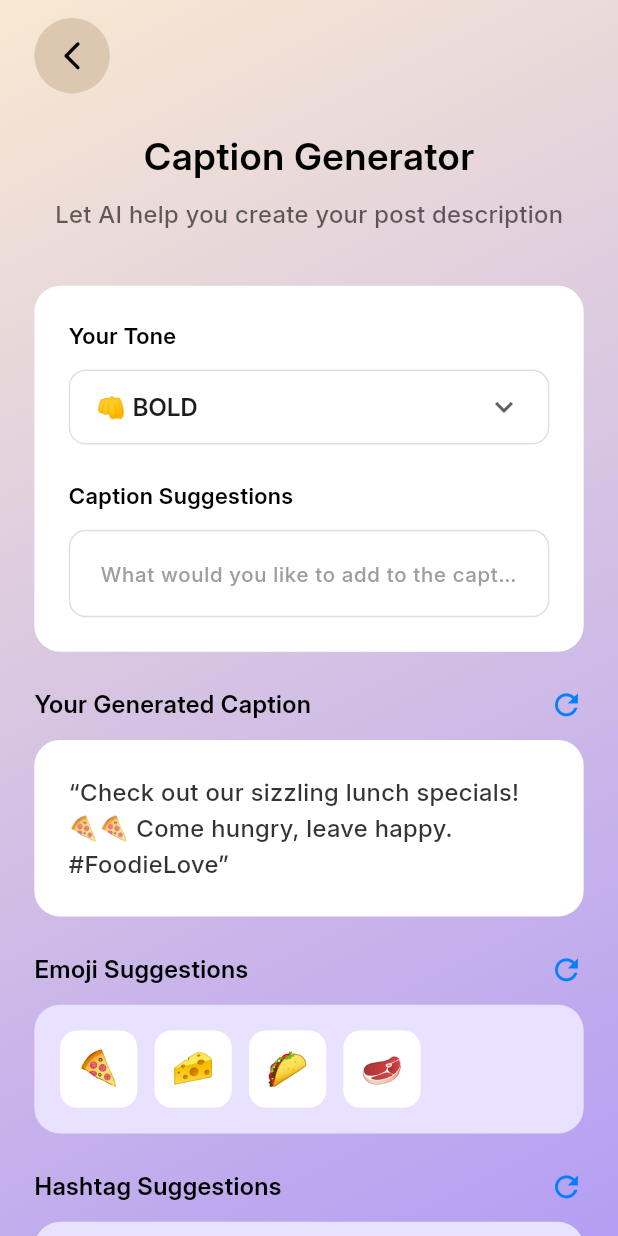
After one commit to Mosaidur/clip_frame, a Flutter app: the CaptionGeneratorPage screen opened directly, on a phone screen of 412 x 824 dp. The commit adds this screen. Run offline on Flutter 3.47's test engine with Material 3 defaults, Android fonts, the phone set to English and light mode, and no system bars; our stand-ins replace camera, carousel_slider, file_picker, flutter_screenutil, get, image_picker and 3 more; missing offline and left inert: ffmpeg_kit_flutter_new, gal, media_store_plus; accounts and stored records are empty; network calls fail.

Commit message:
add caption ganerator screen added

```diff
--- /dev/null
+++ b/lib/features/Video Editing/CaptionGeneratorPage.dart
@@ -0,0 +1,284 @@
+import 'package:flutter/material.dart';
+import 'package:flutter_screenutil/flutter_screenutil.dart';
+import 'package:get/get.dart';
+
+import 'package:flutter/services.dart';
+
+class CaptionGeneratorPage extends StatefulWidget {
+  const CaptionGeneratorPage({super.key});
+
+  @override
+  State<CaptionGeneratorPage> createState() => _CaptionGeneratorPageState();
+}
+
+class _CaptionGeneratorPageState extends State<CaptionGeneratorPage> {
+  String selectedTone = "BOLD";
+  final TextEditingController _suggestionController = TextEditingController();
+
+  @override
+  Widget build(BuildContext context) {
+    return AnnotatedRegion<SystemUiOverlayStyle>(
+      value: SystemUiOverlayStyle.dark.copyWith(statusBarColor: Colors.transparent),
+      child: Container(
+        decoration: const BoxDecoration(
+          gradient: LinearGradient(
+            begin: Alignment.topLeft,
+            end: Alignment.bottomRight,
+            colors: [Color(0xFFF8E9D2), Color(0xFFB49EF4)], // Adjusting to match the design (Peach to Purple)
+          ),
+        ),
+        child: Scaffold(
+        backgroundColor: Colors.transparent,
+        extendBodyBehindAppBar: true,
+        body: Column(
+          children: [
+            // Header
+            Padding(
+              padding: EdgeInsets.only(top: MediaQuery.of(context).padding.top + 10.h, left: 20.w, right: 20.w),
+              child: Row(
+                children: [
+                  GestureDetector(
+                    onTap: () => Navigator.pop(context),
+                    child: Container(
+                      padding: EdgeInsets.all(12.r),
+                      decoration: const BoxDecoration(
+                        color: Color(0xFFDCC8B0),
+                        shape: BoxShape.circle,
+                      ),
+                      child: Icon(Icons.arrow_back_ios_new_rounded, size: 20.r, color: Colors.black),
+                    ),
+                  ),
+                ],
+              ),
+            ),
+
+            Expanded(
+              child: SingleChildScrollView(
+                padding: EdgeInsets.symmetric(horizontal: 20.w),
+                child: Column(
+                  children: [
+                    SizedBox(height: 20.h),
+                    Text(
+                      "Caption Generator",
+                      style: TextStyle(
+                        fontSize: 22.sp,
+                        fontWeight: FontWeight.bold,
+                        color: Colors.black,
+                      ),
+                    ),
+                    SizedBox(height: 8.h),
+                    Text(
+                      "Let AI help you create your post description",
+                      style: TextStyle(
+                        fontSize: 14.sp,
+                        color: Colors.black.withOpacity(0.6),
+                      ),
+                    ),
+                    SizedBox(height: 30.h),
+
+                    // Input Card
+                    Container(
+                      padding: EdgeInsets.all(20.r),
+                      decoration: BoxDecoration(
+                        color: Colors.white,
+                        borderRadius: BorderRadius.circular(15.r),
+                      ),
+                      child: Column(
+                        crossAxisAlignment: CrossAxisAlignment.start,
+                        children: [
+                          Text(
+                            "Your Tone",
+                            style: TextStyle(fontSize: 13.sp, fontWeight: FontWeight.bold, color: Colors.black),
+                          ),
+                          SizedBox(height: 10.h),
+                          Container(
+                            padding: EdgeInsets.symmetric(horizontal: 15.w),
+                            decoration: BoxDecoration(
+                              border: Border.all(color: Colors.grey.shade300),
+                              borderRadius: BorderRadius.circular(10.r),
+                            ),
+                            child: DropdownButtonHideUnderline(
+                              child: DropdownButton<String>(
+                                value: selectedTone,
+                                isExpanded: true,
+                                icon: const Icon(Icons.keyboard_arrow_down),
+                                items: ["BOLD", "CASUAL", "FUNNY", "PROFESSIONAL"]
+                                    .map((tone) => DropdownMenuItem(
+                                          value: tone,
+                                          child: Row(
+                                            children: [
+                                              const Text("👊 "),
+                                              Text(tone, style: const TextStyle(fontWeight: FontWeight.bold)),
+                                            ],
+                                          ),
+                                        ))
+                                    .toList(),
+                                onChanged: (val) {
+                                  setState(() {
+                                    selectedTone = val!;
+                                  });
+                                },
+                              ),
+                            ),
+                          ),
+                          SizedBox(height: 20.h),
+                          Text(
+                            "Caption Suggestions",
+                            style: TextStyle(fontSize: 13.sp, fontWeight: FontWeight.bold, color: Colors.black),
+                          ),
+                          SizedBox(height: 10.h),
+                          TextField(
+                            controller: _suggestionController,
+                            decoration: InputDecoration(
+                              hintText: "What would you like to add to the caption",
+                              hintStyle: TextStyle(fontSize: 12.sp, color: Colors.grey),
+                              contentPadding: EdgeInsets.all(15.r),
+                              border: OutlineInputBorder(
+                                borderRadius: BorderRadius.circular(10.r),
+                                borderSide: BorderSide(color: Colors.grey.shade300),
+                              ),
+                              enabledBorder: OutlineInputBorder(
+                                borderRadius: BorderRadius.circular(10.r),
+                                borderSide: BorderSide(color: Colors.grey.shade300),
+                              ),
+                            ),
+                          ),
+                        ],
+                      ),
+                    ),
+
+                    SizedBox(height: 20.h),
+
+                    // Generated Caption Section
+                    _buildSectionHeader("Your Generated Caption"),
+                    Container(
+                      width: double.infinity,
+                      padding: EdgeInsets.all(20.r),
+                      decoration: BoxDecoration(
+                        color: Colors.white,
+                        borderRadius: BorderRadius.circular(15.r),
+                      ),
+                      child: Text(
+                        "“Check out our sizzling lunch specials! 🍕🍕 Come hungry, leave happy. #FoodieLove”",
+                        style: TextStyle(fontSize: 14.sp, color: Colors.black.withOpacity(0.8), height: 1.5),
+                      ),
+                    ),
+
+                    SizedBox(height: 20.h),
+
+                    // Emoji Suggestions
+                    _buildSectionHeader("Emoji Suggestions"),
+                    Container(
+                      width: double.infinity,
+                      padding: EdgeInsets.all(15.r),
+                      decoration: BoxDecoration(
+                        color: const Color(0xFFE8E1FF), // Light purple back for emojis
+                        borderRadius: BorderRadius.circular(15.r),
+                      ),
+                      child: Row(
+                        children: [
+                          _buildEmojiTile("🍕"),
+                          SizedBox(width: 10.w),
+                          _buildEmojiTile("🧀"),
+                          SizedBox(width: 10.w),
+                          _buildEmojiTile("🌮"),
+                          SizedBox(width: 10.w),
+                          _buildEmojiTile("🥩"),
+                        ],
+                      ),
+                    ),
+
+                    SizedBox(height: 20.h),
+
+                    // Hashtag Suggestions
+                    _buildSectionHeader("Hashtag Suggestions"),
+                    Container(
+                      width: double.infinity,
+                      padding: EdgeInsets.all(15.r),
+                      decoration: BoxDecoration(
+                        color: const Color(0xFFE8E1FF),
+                        borderRadius: BorderRadius.circular(15.r),
+                      ),
+                      child: Wrap(
+                        spacing: 10.w,
+                        runSpacing: 10.h,
+                        children: [
+                          _buildHashtagTile("#Foodielover"),
+                          _buildHashtagTile("#Foodielover"),
+                          _buildHashtagTile("#Foodielover"),
+                        ],
+                      ),
+                    ),
+
+                    SizedBox(height: 40.h),
+
+                    // Continue Button
+                    SizedBox(
+                      width: double.infinity,
+                      height: 55.h,
+                      child: ElevatedButton(
+                        onPressed: () {
+                          // Final Navigation or Completion
+                        },
+                        style: ElevatedButton.styleFrom(
+                          backgroundColor: const Color(0xFF0080FF),
+                          shape: RoundedRectangleBorder(borderRadius: BorderRadius.circular(15.r)),
+                          elevation: 0,
+                        ),
+                        child: Text(
+                          "Continue",
+                          style: TextStyle(fontSize: 18.sp, fontWeight: FontWeight.bold, color: Colors.white),
+                        ),
+                      ),
+                    ),
+                    SizedBox(height: 30.h),
+                  ],
+                ),
+              ),
+            ),
+          ],
+        ),
+      ),
+    ),
+  );
+}
+
+  Widget _buildSectionHeader(String title) {
+    return Padding(
+      padding: EdgeInsets.only(bottom: 10.h),
+      child: Row(
+        mainAxisAlignment: MainAxisAlignment.spaceBetween,
+        children: [
+          Text(
+            title,
+            style: TextStyle(fontSize: 14.sp, fontWeight: FontWeight.bold, color: Colors.black),
+          ),
+          Icon(Icons.refresh, color: const Color(0xFF0080FF), size: 20.sp),
+        ],
+      ),
+    );
+  }
+
+  Widget _buildEmojiTile(String emoji) {
+    return Container(
+      width: 45.r,
+      height: 45.r,
+      decoration: BoxDecoration(
+        color: Colors.white,
+        borderRadius: BorderRadius.circular(10.r),
+      ),
+      child: Center(child: Text(emoji, style: TextStyle(fontSize: 20.sp))),
+    );
+  }
+
+  Widget _buildHashtagTile(String tag) {
+    return Container(
+      padding: EdgeInsets.symmetric(horizontal: 15.w, vertical: 10.h),
+      decoration: BoxDecoration(
+        color: Colors.white,
+        borderRadius: BorderRadius.circular(10.r),
+      ),
+      child: Text(tag, style: TextStyle(fontSize: 12.sp, fontWeight: FontWeight.bold)),
+    );
+  }
+}
--- a/lib/main.dart
+++ b/lib/main.dart
@@ -11,8 +11,17 @@ import 'Shared/theme/AppTheme.dart';
 
 
 
+import 'package:flutter/services.dart';
+
 void main() async {
   WidgetsFlutterBinding.ensureInitialized();
+
+  // Set status bar to transparent
+  SystemChrome.setSystemUIOverlayStyle(const SystemUiOverlayStyle(
+    statusBarColor: Colors.transparent,
+    statusBarIconBrightness: Brightness.dark, // Adjust based on your primary background
+    systemNavigationBarColor: Colors.transparent,
+  ));
 
 
   // Initialize the language controller
```
Also changed, not shown: lib/features/Video Editing/AiVideoEditPage.dart (added, +356 -0 lines), lib/features/Video Editing/VideoEditing.dart (+22 -30 lines).
